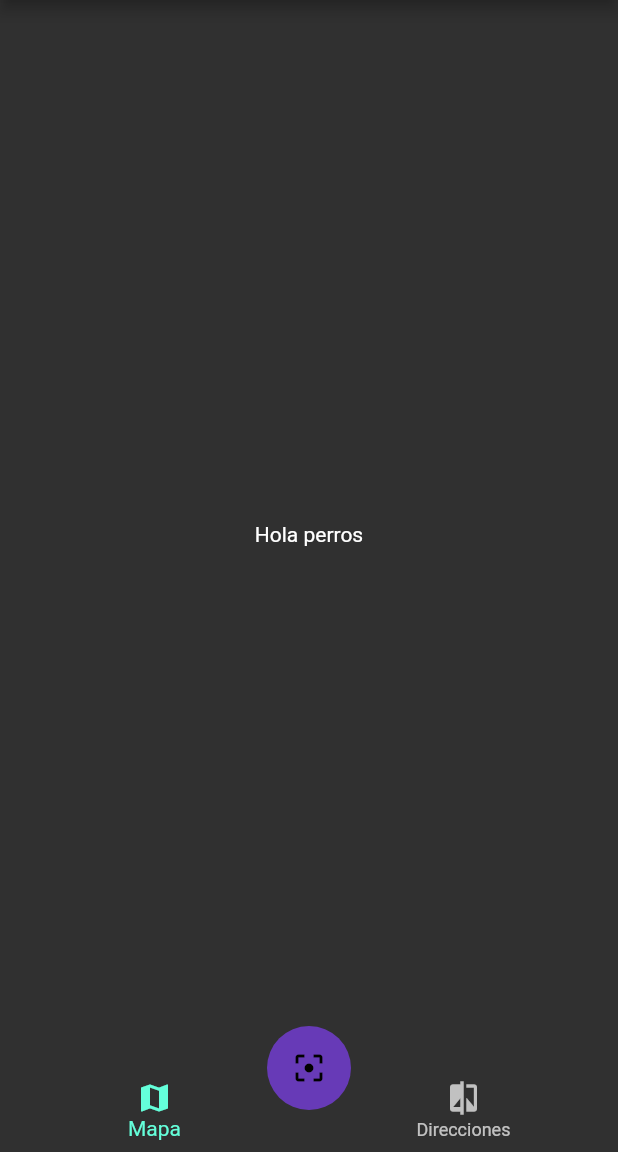
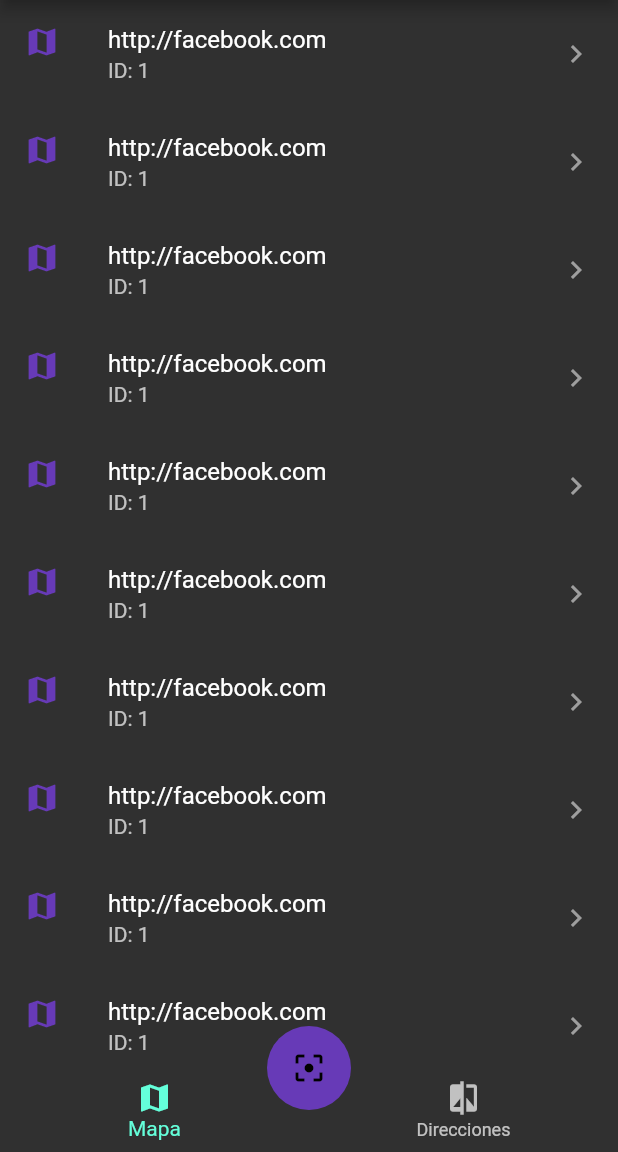
Before and after one commit to NogueraJulio24/qrapp, a Flutter app: the screen it shows after launch, on a phone screen of 412 x 824 dp, the part 84-1236 px from its top. Run offline on Flutter 3.47's test engine with Material 2 defaults, Android fonts, the phone set to English and light mode, and no system bars; our stand-ins replace sqflite, sqflite_common; missing offline and left inert: flutter_barcode_scanner; accounts and stored records are empty.

Commit message:
add listview in maps

```diff
--- a/lib/pages/maps_page.dart
+++ b/lib/pages/maps_page.dart
@@ -3,10 +3,14 @@ import 'package:flutter/material.dart';
 class MapsPage extends StatelessWidget {
   @override
   Widget build(BuildContext context) {
-    return Scaffold(
-      body: Center(
-        child: Text("Hola perros"),
-      ),
+    return ListView.builder(
+      itemCount: 10,
+      itemBuilder: (_, i) => ListTile(
+          leading: Icon(Icons.map, color: Theme.of(context).primaryColor),
+          title: Text('http://facebook.com'),
+          subtitle: Text('ID: 1'),
+          trailing: Icon(Icons.keyboard_arrow_right, color: Colors.grey),
+          onTap: () => print('hola mundo')),
     );
   }
 }
```
Also changed, not shown: 1 other file.
